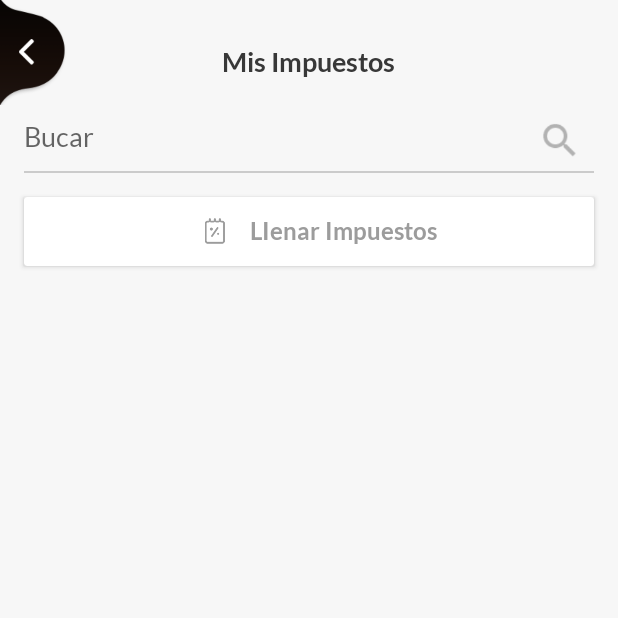
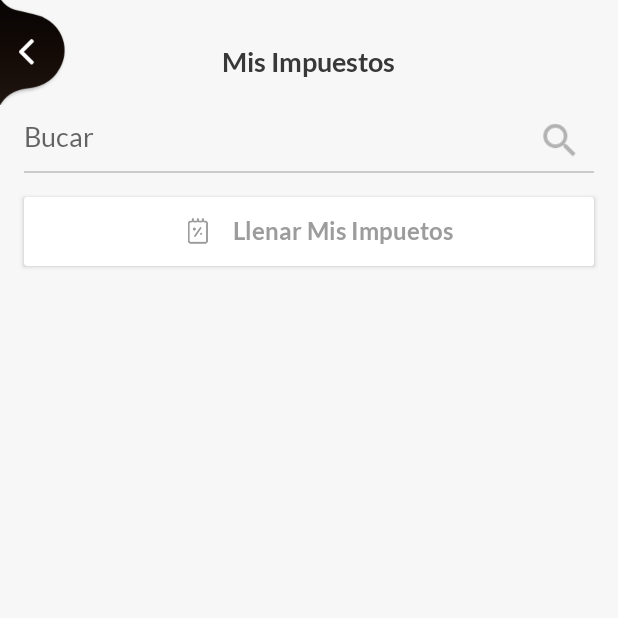
Before and after one commit to santisweb/CBSAndroid, an Android app: the MyTaxes screen opened directly, with no data from a screen before it, on a phone screen of 412 x 824 dp, the top half of it. Run offline under Robolectric (Android 15) with nearby library versions, the phone set to English and light mode, and no system bars; our stand-ins replace ButterKnife.

Commit message:
feature: update text

```diff
--- a/app/src/main/java/com/cristalbusinessservices/Adapter/AdapterDocument.java
+++ b/app/src/main/java/com/cristalbusinessservices/Adapter/AdapterDocument.java
@@ -81,7 +81,7 @@ public class AdapterDocument extends RecyclerView.Adapter<AdapterDocument.Recycl
             String reformattedStr0 = "";
             try {
                 reformattedStr0 = new SimpleDateFormat(strDateFormat0).format(new SimpleDateFormat(pattern_date0).parse(arrayList.get(position).getCreatedDateUtc()));
-                holder.tv_date_upload.setText("Uploaded on "+reformattedStr0);
+                holder.tv_date_upload.setText("Enviado el "+reformattedStr0);
             } catch (ParseException e) {
                 e.printStackTrace();
             }
@@ -103,11 +103,11 @@ public class AdapterDocument extends RecyclerView.Adapter<AdapterDocument.Recycl
                 @Override
                 public void onClick(View view) {
                     AlertDialog.Builder builder1 = new AlertDialog.Builder(context);
-                    builder1.setMessage("Are you sure to delete?");
+                    builder1.setMessage("¿Estás seguro de eliminar?");
                     builder1.setCancelable(true);
 
                     builder1.setPositiveButton(
-                            "Yes",
+                            "Sí",
                             new DialogInterface.OnClickListener() {
                                 public void onClick(DialogInterface dialog, int id) {
                                     dialog.cancel();
--- a/app/src/main/res/layout/activity_home.xml
+++ b/app/src/main/res/layout/activity_home.xml
@@ -323,13 +323,14 @@
                     <LinearLayout
                         android:paddingStart="30dp"
                         android:paddingLeft="30dp"
-
+                        android:background="@drawable/bg_gradient_green"
                         android:gravity="center"
                         android:orientation="horizontal"
                         android:layout_width="match_parent"
                         android:layout_height="48dp">
 
                         <androidx.appcompat.widget.AppCompatImageView
+                            android:tint="@color/zm_white"
                             android:layout_width="40dp"
                             android:layout_height="40dp"
                             android:src="@drawable/ic_filemytaxes"/>
@@ -340,7 +341,7 @@
                             android:layout_width="170dp"
                             android:layout_height="wrap_content"
                             android:text="@string/file_my_taxes"
-                            android:textColor="#383838"
+                            android:textColor="@color/zm_white"
                             android:textSize="16sp"
                             android:fontFamily="@font/bold"/>
 
--- a/app/src/main/res/layout/line_my_document.xml
+++ b/app/src/main/res/layout/line_my_document.xml
@@ -70,7 +70,7 @@
                     <androidx.appcompat.widget.AppCompatTextView
                         android:layout_width="wrap_content"
                         android:layout_height="wrap_content"
-                        android:text="Download"
+                        android:text="@string/download"
                         android:textColor="@color/colorAccent"
                         android:textSize="18sp"
                         android:fontFamily="@font/bold"/>
--- a/app/src/main/res/values/strings.xml
+++ b/app/src/main/res/values/strings.xml
@@ -37,7 +37,7 @@
     <string name="my_taxes">Mis Impuestos</string>
     <string name="documents">Mis Documentos</string>
     <string name="refund_status">Mi Reembolso</string>
-    <string name="file_my_taxes">LIenar Impuestos</string>
+    <string name="file_my_taxes">Llenar Mis Impuetos</string>
     <string name="join_video_call">Entrar a Videollamada</string>
     <string name="search">Bucar</string>
     <string name="by_submitting_order_you_agree_with_our_terms_of_use_amp_privacy">Al enviar este formulario, acepta nuestras condiciones de uso y privacidad.</string>
@@ -81,4 +81,5 @@
     <string name="upload_doc_required">Por favor, cargue el documento</string>
     <string name="tax_required">Por favor, seleccione el tipo de impuesto</string>
     <string name="type_required">Por favor, cargue el documento</string>
+    <string name="download">Descargar</string>
 </resources>
```
